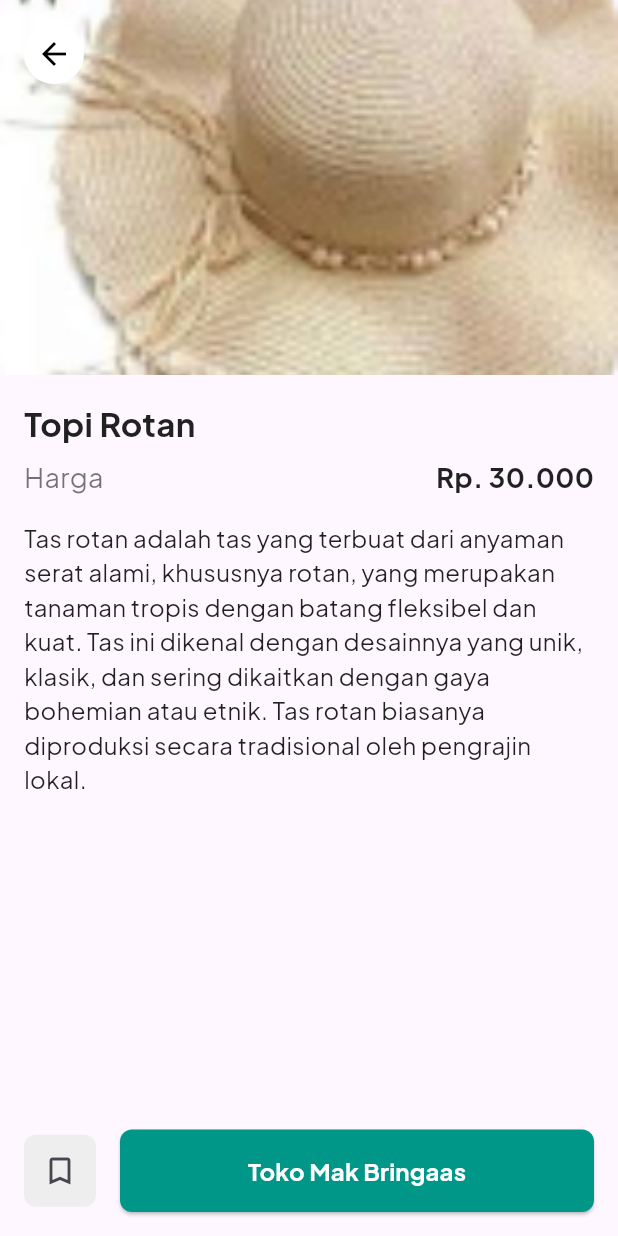
After one commit to AndrewMatanari/Tahura-Mobile, a Flutter app: the screen it shows after launch, after a tap on "Topi Rotan", on a phone screen of 412 x 824 dp. The commit adds this screen. Run offline on Flutter 3.47's test engine with Material 3 defaults, Android fonts, the phone set to English and light mode, and no system bars; our stand-ins replace flutter_svg, google_fonts; network calls fail.

Commit message:
Riwayat kehidupan, Katalog dan detail produk done masseh

```diff
--- /dev/null
+++ b/lib/screen/detailproduk_screen.dart
@@ -0,0 +1,162 @@
+import 'package:flutter/material.dart';
+import 'package:google_fonts/google_fonts.dart';
+
+class ProductDetailPage extends StatelessWidget {
+  final Map<String, String> product;
+
+  const ProductDetailPage({Key? key, required this.product}) : super(key: key);
+
+  @override
+  Widget build(BuildContext context) {
+    return Scaffold(
+      body: SafeArea(
+        child: Column(
+          crossAxisAlignment: CrossAxisAlignment.start,
+          children: [
+            Stack(
+              children: [
+                Image.asset(
+                  product['image']!,
+                  width: double.infinity,
+                  height: 250,
+                  fit: BoxFit.cover,
+                ),
+                Positioned(
+                  top: 16,
+                  left: 16,
+                  child: CircleAvatar(
+                    backgroundColor: Colors.white,
+                    child: IconButton(
+                      icon: const Icon(Icons.arrow_back, color: Colors.black),
+                      onPressed: () {
+                        Navigator.pop(context);
+                      },
+                    ),
+                  ),
+                ),
+              ],
+            ),
+            const SizedBox(height: 16),
+            Padding(
+              padding: const EdgeInsets.symmetric(horizontal: 16.0),
+              child: Column(
+                crossAxisAlignment: CrossAxisAlignment.start,
+                children: [
+                  Text(
+                    product['title']!,
+                    style: GoogleFonts.plusJakartaSans(
+                      fontSize: 22,
+                      fontWeight: FontWeight.bold,
+                      color: Colors.black87,
+                    ),
+                  ),
+                  const SizedBox(height: 8),
+                  Row(
+                    mainAxisAlignment: MainAxisAlignment.spaceBetween,
+                    children: [
+                      Text(
+                        'Harga',
+                        style: GoogleFonts.plusJakartaSans(
+                          fontSize: 18,
+                          fontWeight: FontWeight.normal,
+                          color: Colors.black54,
+                        ),
+                      ),
+                      Text(
+                        product['price']!,
+                        style: GoogleFonts.plusJakartaSans(
+                          fontSize: 18,
+                          fontWeight: FontWeight.bold,
+                          color: Colors.black87,
+                        ),
+                      ),
+                    ],
+                  ),
+                ],
+              ),
+            ),
+            const SizedBox(height: 16),
+            Expanded(
+              child: Padding(
+                padding: const EdgeInsets.symmetric(horizontal: 16.0),
+                child: SingleChildScrollView(
+                  child: Text(
+                    "Tas rotan adalah tas yang terbuat dari anyaman serat alami, khususnya rotan, "
+                    "yang merupakan tanaman tropis dengan batang fleksibel dan kuat. Tas ini dikenal "
+                    "dengan desainnya yang unik, klasik, dan sering dikaitkan dengan gaya bohemian atau etnik. "
+                    "Tas rotan biasanya diproduksi secara tradisional oleh pengrajin lokal.",
+                    style: GoogleFonts.plusJakartaSans(
+                      fontSize: 16,
+                      fontWeight: FontWeight.normal,
+                      color: Colors.black87,
+                    ),
+                  ),
+                ),
+              ),
+            ),
+            const SizedBox(height: 16),
+            Padding(
+              padding: const EdgeInsets.symmetric(horizontal: 16.0),
+              child: Row(
+                children: [
+                  Container(
+                    decoration: BoxDecoration(
+                      color: Colors.grey.shade200,
+                      borderRadius: BorderRadius.circular(8),
+                    ),
+                    child: IconButton(
+                      icon: const Icon(Icons.bookmark_border),
+                      onPressed: () {
+                        // Logika simpan
+                      },
+                    ),
+                  ),
+                  const SizedBox(width: 16),
+                  Expanded(
+                    child: ElevatedButton(
+                      style: ElevatedButton.styleFrom(
+                        backgroundColor: Colors.teal,
+                        shape: RoundedRectangleBorder(
+                          borderRadius: BorderRadius.circular(8),
+                        ),
+                        padding: const EdgeInsets.symmetric(vertical: 16),
+                      ),
+                      onPressed: () {
+                        // Logika tombol aksi
+                      },
+                      child: Text(
+                        'Toko Mak Bringaas',
+                        style: GoogleFonts.plusJakartaSans(
+                          fontSize: 16,
+                          fontWeight: FontWeight.bold,
+                          color: Colors.white,
+                        ),
+                      ),
+                    ),
+                  ),
+                ],
+              ),
+            ),
+            const SizedBox(height: 16),
+          ],
+        ),
+      ),
+    );
+  }
+}
+
+void main() {
+  runApp(MaterialApp(
+    home: ProductDetailPage(
+      product: {
+        'image': 'assets/img/tas 2.png',
+        'title': 'Tas Rotan Wanita',
+        'price': 'Rp. 70.000',
+      },
+    ),
+    debugShowCheckedModeBanner: false,
+    theme: ThemeData(
+      primarySwatch: Colors.teal,
+    ),
+  ));
+}
--- /dev/null
+++ b/lib/screen/katalog_screen.dart
@@ -0,0 +1,218 @@
+import 'package:flutter/material.dart';
+import 'package:google_fonts/google_fonts.dart';
+import 'package:tahura_mobile/screen/detailproduk_screen.dart';
+
+class Katalog extends StatelessWidget {
+  final List<Map<String, String>> products = [
+    {
+      'image': 'assets/img/image 11.png',
+      'title': 'Topi Rotan',
+      'category': 'Topi',
+      'price': 'Rp. 30.000',
+    },
+    {
+      'image': 'assets/img/image 14.png',
+      'title': 'Gantungan Lampu',
+      'category': 'Accessories',
+      'price': 'Rp. 25.000',
+    },
+    {
+      'image': 'assets/img/image 13.png',
+      'title': 'Nampan Rotan',
+      'category': 'Peralatan Dapur',
+      'price': 'Rp. 40.000',
+    },
+    {
+      'image': 'assets/img/image 12.png',
+      'title': 'Keranjang Rotan',
+      'category': 'Accessories',
+      'price': 'Rp. 50.000',
+    },
+    {
+      'image': 'assets/img/image 10.png',
+      'title': 'Kursi Nenek Turbo',
+      'category': 'Mebel',
+      'price': 'Rp. 200.000',
+    },
+    {
+      'image': 'assets/img/tas 2.png',
+      'title': 'Tas Wanita Rotan',
+      'category': 'Women’s Bags',
+      'price': 'Rp. 70.000',
+    },
+  ];
+
+  @override
+  Widget build(BuildContext context) {
+    return Scaffold(
+      appBar: AppBar(
+        backgroundColor: Colors.white,
+        elevation: 0,
+        leading: IconButton(
+          icon: const Icon(Icons.arrow_back, color: Colors.black),
+          onPressed: () {},
+        ),
+        title: Text(
+          'Katalog Produk',
+          style: GoogleFonts.plusJakartaSans(
+            color: Colors.black,
+            fontWeight: FontWeight.bold,
+          ),
+        ),
+        centerTitle: true,
+        actions: [
+          IconButton(
+            icon: const Icon(Icons.filter_alt_outlined, color: Colors.black),
+            onPressed: () {},
+          ),
+          IconButton(
+            icon: const Icon(Icons.search, color: Colors.black),
+            onPressed: () {},
+          ),
+        ],
+      ),
+      body: Padding(
+        padding: const EdgeInsets.all(0).copyWith(top: 0.0, bottom: 0.0).copyWith(left: 10, right: 10),
+        child: Container(
+          color: Colors.white,
+          child: GridView.builder(
+            itemCount: products.length,
+            gridDelegate: const SliverGridDelegateWithFixedCrossAxisCount(
+              crossAxisCount: 2,
+              crossAxisSpacing: 16,
+              mainAxisSpacing: 16,
+              childAspectRatio: 0.75,
+            ),
+            itemBuilder: (context, index) {
+              final product = products[index];
+              return HoverableProductCard(product: product);
+            },
+          ),
+        ),
+      ),
+    );
+  }
+}
+
+class HoverableProductCard extends StatefulWidget {
+  final Map<String, String> product;
+
+  const HoverableProductCard({Key? key, required this.product})
+      : super(key: key);
+
+  @override
+  _HoverableProductCardState createState() => _HoverableProductCardState();
+}
+
+class _HoverableProductCardState extends State<HoverableProductCard> {
+  bool _isHovered = false;
+
+  @override
+  Widget build(BuildContext context) {
+    return GestureDetector(
+      onTap: () {
+        Navigator.push(
+          context,
+          MaterialPageRoute(
+            builder: (context) => ProductDetailPage(product: widget.product),
+          ),
+        );
+      },
+      onTapDown: (_) {
+        setState(() {
+          _isHovered = true;
+        });
+      },
+      onTapUp: (_) {
+        setState(() {
+          _isHovered = false;
+        });
+      },
+      onTapCancel: () {
+        setState(() {
+          _isHovered = false;
+        });
+      },
+      child: AnimatedContainer(
+        duration: const Duration(milliseconds: 200),
+        transform: _isHovered
+            ? Matrix4.diagonal3Values(1.05, 1.05, 1.0)
+            : Matrix4.identity(),
+        decoration: BoxDecoration(
+          color: Colors.teal.shade200,
+          borderRadius: BorderRadius.circular(12),
+          boxShadow: [
+            BoxShadow(
+              color: Colors.black.withOpacity(_isHovered ? 0.2 : 0.1),
+              blurRadius: _isHovered ? 15 : 10,
+              spreadRadius: _isHovered ? 3 : 1,
+            ),
+          ],
+        ),
+        child: Column(
+          crossAxisAlignment: CrossAxisAlignment.start,
+          children: [
+            ClipRRect(
+              borderRadius: const BorderRadius.only(
+                topLeft: Radius.circular(12),
+                topRight: Radius.circular(12),
+              ),
+              child: Image.asset(
+                widget.product['image']!,
+                height: 120,
+                width: double.infinity,
+                fit: BoxFit.cover,
+              ),
+            ),
+            Padding(
+              padding: const EdgeInsets.all(10.0),
+              child: Column(
+                crossAxisAlignment: CrossAxisAlignment.start,
+                children: [
+                  Text(
+                    widget.product['title']!,
+                    style: GoogleFonts.plusJakartaSans(
+                      fontWeight: FontWeight.bold,
+                      fontSize: 16,
+                      color: Colors.black87,
+                    ),
+                    maxLines: 1,
+                    overflow: TextOverflow.ellipsis,
+                  ),
+                  Text(
+                    widget.product['category']!,
+                    style: GoogleFonts.plusJakartaSans(
+                      fontSize: 14,
+                      color: Colors.black54,
+                    ),
+                    maxLines: 1,
+                    overflow: TextOverflow.ellipsis,
+                  ),
+                  const SizedBox(height: 8),
+                  Text(
+                    widget.product['price']!,
+                    style: GoogleFonts.plusJakartaSans(
+                      fontSize: 14,
+                      fontWeight: FontWeight.bold,
+                      color: Colors.black,
+                    ),
+                  ),
+                ],
+              ),
+            ),
+          ],
+        ),
+      ),
+    );
+  }
+}
+
+void main() {
+  runApp(MaterialApp(
+    home: Katalog(),
+    debugShowCheckedModeBanner: false,
+    theme: ThemeData(
+      primarySwatch: Colors.teal,
+    ),
+  ));
+}
--- a/lib/screen/splash_screen.dart
+++ b/lib/screen/splash_screen.dart
@@ -1,22 +1,43 @@
 import 'package:flutter/material.dart';
 import 'dart:async';
-import 'login_screen.dart'; // Import your login screen
+import 'katalog_screen.dart';
 
 class SplashScreen extends StatefulWidget {
   @override
   _SplashScreenState createState() => _SplashScreenState();
 }
 
-class _SplashScreenState extends State<SplashScreen> {
+class _SplashScreenState extends State<SplashScreen>
+    with SingleTickerProviderStateMixin {
+  late AnimationController _controller;
+  late Animation<double> _fadeAnimation;
+
   @override
   void initState() {
     super.initState();
-    Timer(Duration(seconds: 3), () {
-      Navigator.pushReplacement(
+
+    _controller = AnimationController(
+      duration: const Duration(seconds: 3),
+      vsync: this,
+    );
+
+    _fadeAnimation = CurvedAnimation(parent: _controller, curve: Curves.easeIn);
+
+    _controller.forward();
+
+    Timer(
+      const Duration(seconds: 3),
+      () => Navigator.pushReplacement(
         context,
-        MaterialPageRoute(builder: (context) => LoginScreen()),
-      );
-    });
+        MaterialPageRoute(builder: (context) => Katalog()),
+      ),
+    );
+  }
+
+  @override
+  void dispose() {
+    _controller.dispose();
+    super.dispose();
   }
 
   @override
@@ -27,19 +48,38 @@ class _SplashScreenState extends State<SplashScreen> {
         child: Column(
           mainAxisAlignment: MainAxisAlignment.center,
           children: [
-            Image.asset('assets/img/logo.png', width: 268, height: 115),
-            SizedBox(height: 250),
-            Image.asset('assets/img/Wildlife.png', width: 375, height: 348),
-          ],
-        ),
+            FadeTransition(
+              opacity: _fadeAnimation,
+              child: Container(
+                child: Image.asset(
+                  'assets/img/logo.png',
+                ),
+                alignment: Alignment.center,
+              ),
+            ),
+          Center(
+            child: FadeTransition(
+              opacity: _fadeAnimation,
+              child: Image.asset(
+                'assets/img/Wildlife.png',
+              ),
+            ),
+          ),
+        ],
+      ),
       ),
     );
+
   }
+void main() {
+  runApp(
+    MaterialApp(
+      home: SplashScreen(),
+      theme: ThemeData(
+        primarySwatch: Colors.teal,
+      ),
+      debugShowCheckedModeBanner: false,
+    ),
+  );
 }
-
-void main() {
-  runApp(MaterialApp(
-    home: SplashScreen(),
-    debugShowCheckedModeBanner: false,
-  ));
 }
--- a/pubspec.yaml
+++ b/pubspec.yaml
@@ -19,7 +19,7 @@ publish_to: 'none' # Remove this line if you wish to publish to pub.dev
 version: 1.0.0+1
 
 environment:
-  sdk: ^3.5.4
+  sdk: ^3.5.3
 
 # Dependencies specify other packages that your package needs in order to work.
 # To automatically upgrade your package dependencies to the latest versions
```
Also changed, not shown: lib/screen/riwayat_screen.dart (added, +281 -0 lines), assets/img/image 10.png (added), assets/img/image 11.png (added), assets/img/image 12.png (added), assets/img/image 13.png (added), assets/img/image 14.png (added), assets/img/tas 2.png (added), pubspec.lock.
